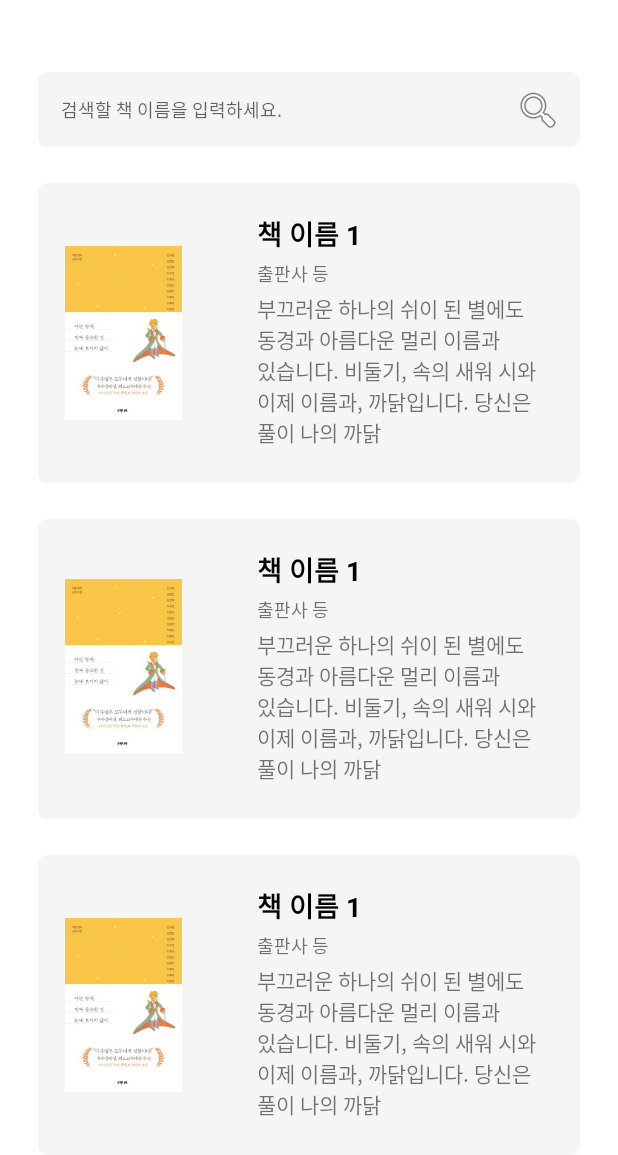
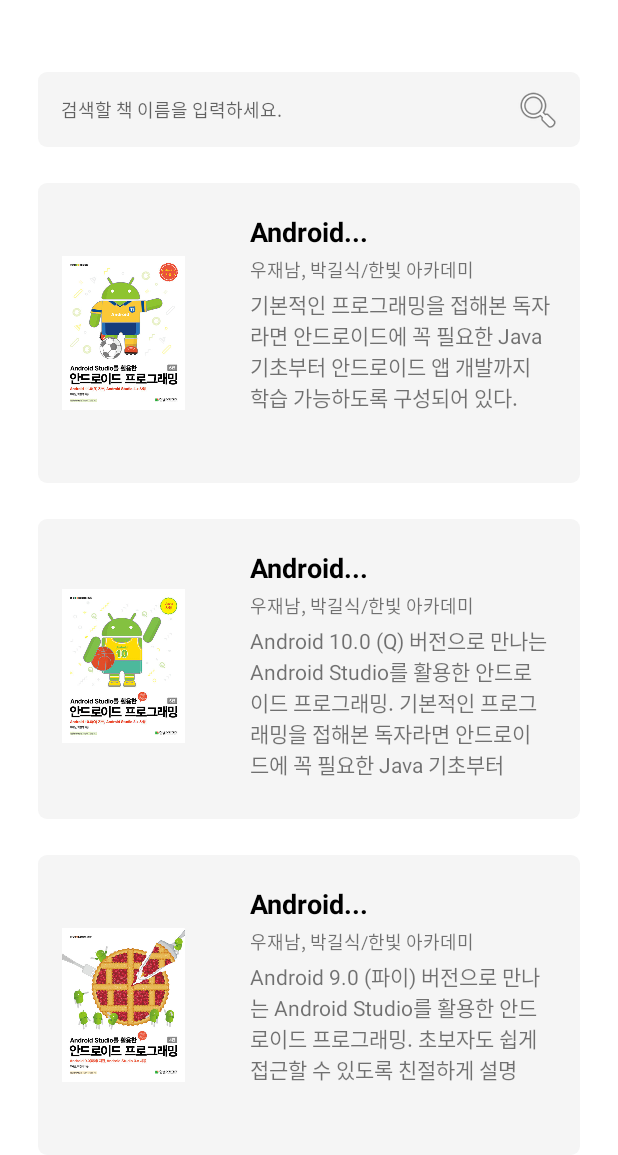
Before and after one commit to young6126/SHbook, an Android app: the SearchResultActivity screen opened directly, with no data from a screen before it, on a phone screen of 412 x 824 dp. Shown: the top 1155 px of the screen. Run offline under Robolectric (Android 15) with nearby library versions, the phone set to English and light mode, and no system bars.

Commit message:
search book

```diff
--- a/app/src/main/java/com/example/shbook/SearchResultActivity.java
+++ b/app/src/main/java/com/example/shbook/SearchResultActivity.java
@@ -26,6 +26,13 @@ public class SearchResultActivity extends AppCompatActivity {
         setContentView(R.layout.search_result);
         result1 = (ConstraintLayout)findViewById(R.id.result1);
         result2 = (ConstraintLayout)findViewById(R.id.result2);
+
+        //검색창에 검색한 내용 유지
+        Intent intent = getIntent();
+        String searchhint = intent.getStringExtra("SearcName");
+        searchEdit = (EditText)findViewById(R.id.searchEdittext);
+        searchEdit.setText(searchhint);
+
         result1.setOnClickListener(new View.OnClickListener() {
             @Override
             public void onClick(View view) {
--- a/app/src/main/res/layout/bookdetails.xml
+++ b/app/src/main/res/layout/bookdetails.xml
@@ -25,7 +25,7 @@
                 android:layout_marginTop="24dp"
                 app:layout_constraintStart_toStartOf="parent"
                 app:layout_constraintTop_toTopOf="parent"
-                app:srcCompat="@drawable/bookcover22" />
+                app:srcCompat="@drawable/sell_book" />
 
             <androidx.constraintlayout.widget.ConstraintLayout
                 android:id="@+id/constraintLayout4"
@@ -41,7 +41,7 @@
                     android:layout_width="wrap_content"
                     android:layout_height="wrap_content"
                     android:layout_marginTop="16dp"
-                    android:text="결심만 하는 당신에게"
+                    android:text="Android Studio를 활용한 \n   안드로이드 프로그래밍"
                     android:textColor="#000000"
                     android:textSize="24sp"
                     android:textStyle="bold"
@@ -54,7 +54,7 @@
                     android:layout_width="wrap_content"
                     android:layout_height="wrap_content"
                     android:layout_marginTop="8dp"
-                    android:text="누군가 지음/가천출판사/2021.10.10"
+                    android:text="우재남, 박길식 지음/한빛 아카데미/2021.01.05"
                     android:textSize="12sp"
                     app:layout_constraintEnd_toEndOf="parent"
                     app:layout_constraintStart_toStartOf="parent"
@@ -65,7 +65,7 @@
                     android:layout_width="wrap_content"
                     android:layout_height="wrap_content"
                     android:layout_marginTop="8dp"
-                    android:text="정가 9,000 원"
+                    android:text="정가 32,000 원"
                     android:textColor="#80191919"
                     android:textSize="18sp"
                     android:textStyle="bold"
@@ -78,7 +78,7 @@
                     android:layout_width="wrap_content"
                     android:layout_height="wrap_content"
                     android:layout_marginTop="8dp"
-                    android:text="평균중고가 5,000원"
+                    android:text="평균중고가 7,200원"
                     android:textColor="#E91E63"
                     android:textSize="18sp"
                     android:textStyle="bold"
@@ -95,7 +95,7 @@
                     android:layout_marginTop="8dp"
                     android:layout_marginEnd="24dp"
                     android:layout_marginRight="24dp"
-                    android:text="부끄러운 하나의 쉬이 된 별에도 동경과 아름다운 멀리 이름과 \n있습니다. 비둘기, 속의 새워 시와 이제 이름과, 까닭입니다. \n당신은 풀이 나의 까닭 부끄러운 하나의 쉬이 된 별에도 \n동경과 아름다운 멀리 이름과 있습니다. 비둘기, 속의 새워 \n시와 이제 이름과, 까닭입니다. 당신은 풀이.. 자세히 보기"
+                    android:text="기본적인 프로그래밍을 접해본 독자라면 안드로이드에\n 꼭 필요한 Java기초부터 안드로이드 앱 개발까지학습 \n가능하도록 구성되어 있다."
                     app:layout_constraintEnd_toEndOf="parent"
                     app:layout_constraintStart_toStartOf="parent"
                     app:layout_constraintTop_toBottomOf="@+id/avgPrice" />
--- a/app/src/main/res/layout/search_result.xml
+++ b/app/src/main/res/layout/search_result.xml
@@ -69,14 +69,14 @@
                     app:layout_constraintBottom_toBottomOf="parent"
                     app:layout_constraintStart_toStartOf="parent"
                     app:layout_constraintTop_toTopOf="parent"
-                    app:srcCompat="@drawable/bookcover" />
+                    app:srcCompat="@drawable/sell_book" />
 
                 <TextView
                     android:id="@+id/booktitle1"
                     android:layout_width="wrap_content"
                     android:layout_height="wrap_content"
                     android:layout_marginTop="20dp"
-                    android:text="책 이름 1"
+                    android:text="Android..."
                     android:textColor="@color/black"
                     android:textSize="18sp"
                     android:textStyle="bold"
@@ -89,7 +89,7 @@
                     android:layout_width="wrap_content"
                     android:layout_height="wrap_content"
                     android:layout_marginTop="4dp"
-                    android:text="출판사 등 "
+                    android:text="우재남, 박길식/한빛 아카데미"
                     android:textSize="12sp"
                     app:layout_constraintStart_toStartOf="@+id/booktitle1"
                     app:layout_constraintTop_toBottomOf="@+id/booktitle1" />
@@ -99,7 +99,7 @@
                     android:layout_width="wrap_content"
                     android:layout_height="wrap_content"
                     android:layout_marginTop="4dp"
-                    android:text="부끄러운 하나의 쉬이 된 별에도 \n동경과 아름다운 멀리 이름과 \n있습니다. 비둘기, 속의 새워 시와 \n이제 이름과, 까닭입니다. 당신은 \n풀이 나의 까닭"
+                    android:text="기본적인 프로그래밍을 접해본 독자\n라면 안드로이드에 꼭 필요한 Java\n기초부터 안드로이드 앱 개발까지\n학습 가능하도록 구성되어 있다."
                     app:layout_constraintStart_toStartOf="@+id/booksub1"
                     app:layout_constraintTop_toBottomOf="@+id/booksub1" />
 
@@ -124,14 +124,14 @@
                     android:layout_marginTop="40dp"
                     app:layout_constraintStart_toStartOf="parent"
                     app:layout_constraintTop_toTopOf="parent"
-                    app:srcCompat="@drawable/bookcover" />
+                    app:srcCompat="@drawable/search_book1" />
 
                 <TextView
                     android:id="@+id/bookdescript2"
                     android:layout_width="wrap_content"
                     android:layout_height="wrap_content"
                     android:layout_marginTop="4dp"
-                    android:text="부끄러운 하나의 쉬이 된 별에도 \n동경과 아름다운 멀리 이름과 \n있습니다. 비둘기, 속의 새워 시와 \n이제 이름과, 까닭입니다. 당신은 \n풀이 나의 까닭"
+                    android:text="Android 10.0 (Q) 버전으로 만나는 \nAndroid Studio를 활용한 안드로 \n이드 프로그래밍. 기본적인 프로그 \n래밍을 접해본 독자라면 안드로이 \n드에 꼭 필요한 Java 기초부터"
                     app:layout_constraintStart_toStartOf="@+id/booksub2"
                     app:layout_constraintTop_toBottomOf="@+id/booksub2" />
 
@@ -140,7 +140,7 @@
                     android:layout_width="wrap_content"
                     android:layout_height="wrap_content"
                     android:layout_marginTop="20dp"
-                    android:text="책 이름 1"
+                    android:text="Android..."
                     android:textColor="@color/black"
                     android:textSize="18sp"
                     android:textStyle="bold"
@@ -153,7 +153,7 @@
                     android:layout_width="wrap_content"
                     android:layout_height="wrap_content"
                     android:layout_marginTop="4dp"
-                    android:text="출판사 등 "
+                    android:text="우재남, 박길식/한빛 아카데미"
                     android:textSize="12sp"
                     app:layout_constraintStart_toStartOf="@+id/booktitle2"
                     app:layout_constraintTop_toBottomOf="@+id/booktitle2" />
@@ -181,14 +181,14 @@
                     app:layout_constraintBottom_toBottomOf="parent"
                     app:layout_constraintStart_toStartOf="parent"
                     app:layout_constraintTop_toTopOf="parent"
-                    app:srcCompat="@drawable/bookcover" />
+                    app:srcCompat="@drawable/search_book2" />
 
                 <TextView
                     android:id="@+id/booktitle3"
                     android:layout_width="wrap_content"
                     android:layout_height="wrap_content"
                     android:layout_marginTop="20dp"
-                    android:text="책 이름 1"
+                    android:text="Android..."
                     android:textColor="@color/black"
                     android:textSize="18sp"
                     android:textStyle="bold"
@@ -201,7 +201,7 @@
                     android:layout_width="wrap_content"
                     android:layout_height="wrap_content"
                     android:layout_marginTop="4dp"
-                    android:text="출판사 등 "
+                    android:text="우재남, 박길식/한빛 아카데미"
                     android:textSize="12sp"
                     app:layout_constraintStart_toStartOf="@+id/booktitle3"
                     app:layout_constraintTop_toBottomOf="@+id/booktitle3" />
@@ -211,7 +211,7 @@
                     android:layout_width="wrap_content"
                     android:layout_height="wrap_content"
                     android:layout_marginTop="4dp"
-                    android:text="부끄러운 하나의 쉬이 된 별에도 \n동경과 아름다운 멀리 이름과 \n있습니다. 비둘기, 속의 새워 시와 \n이제 이름과, 까닭입니다. 당신은 \n풀이 나의 까닭"
+                    android:text="Android 9.0 (파이) 버전으로 만나 \n는 Android Studio를 활용한 안드 \n로이드 프로그래밍. 초보자도 쉽게 \n접근할 수 있도록 친절하게 설명"
                     app:layout_constraintStart_toStartOf="@+id/booksub3"
                     app:layout_constraintTop_toBottomOf="@+id/booksub3" />
 
```
Also changed, not shown: app/src/main/res/drawable/search_book1.png (added), app/src/main/res/drawable/search_book2.png (added), app/src/main/res/drawable/sell_book.png (added), app/src/main/res/drawable/sell_book2.PNG (added).
